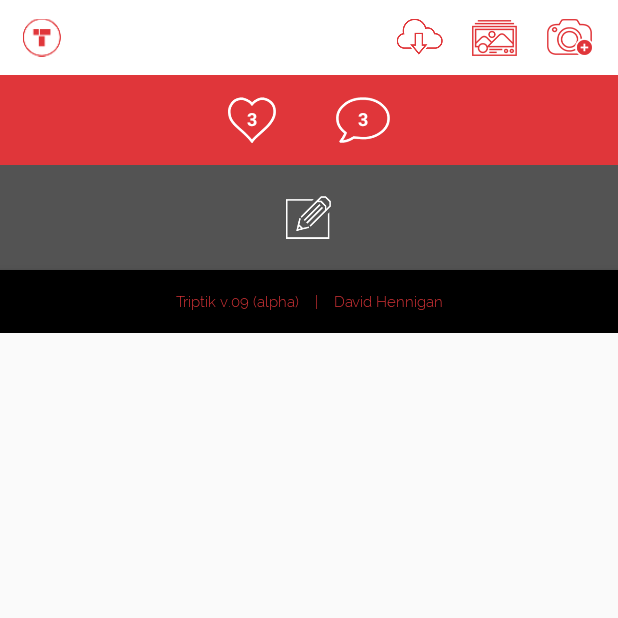
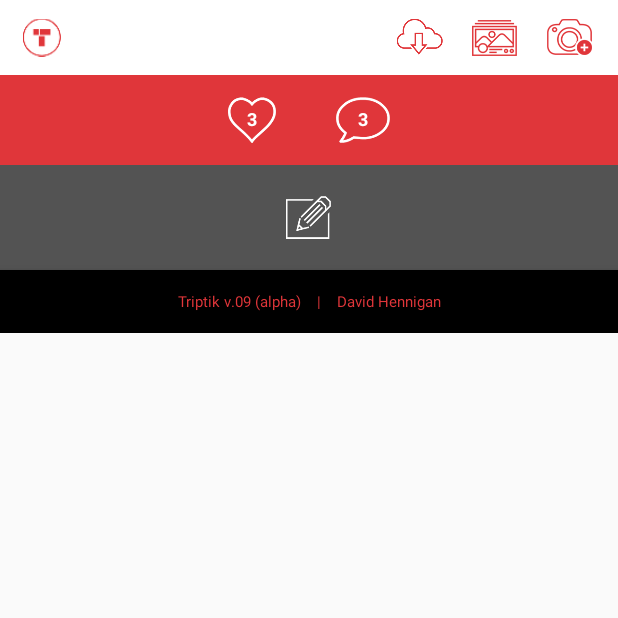
Before and after one commit to dhenniga/triptik, an Android app: the TriptikViewer screen opened directly, with no data from a screen before it, on a phone screen of 412 x 824 dp, the top half of it. Run offline under Robolectric (Android 15) with nearby library versions, the phone set to English and light mode, and no system bars; our stand-ins replace Picasso, Volley; pictures from the network do not load; 1 statement that could not run was skipped.

```diff
--- a/app/src/main/java/com/triptik/dev/triptik/TriptikViewer.java
+++ b/app/src/main/java/com/triptik/dev/triptik/TriptikViewer.java
@@ -64,8 +64,6 @@
     private SQLiteHandler db;
     private SessionManager session;
 
-    private Typeface RalewayLight;
-
     private TextView tvCommentUser, tvCommentDateTime, tvCommentTotal, tvLikesTotal;
 
     private List<CommentValue> commentList;
@@ -91,7 +89,6 @@
         float dpHeight = displayMetrics.heightPixels;
         float dpWidth = displayMetrics.widthPixels;
 
-        RalewayLight = Typeface.createFromAsset(getAssets(), "fonts/Raleway-Light.ttf");
 
         ivTriptikViewer = (ImageView) findViewById(R.id.ivTriptikViewer);
         btnNewTriptik = (ImageButton) findViewById(R.id.btnNewTriptik);
@@ -102,7 +99,6 @@
         rlTriptikBaseline = (RelativeLayout) findViewById(R.id.rlTriptikBaseline);
 
         tbtnAddComment = (ToggleButton) findViewById(R.id.tbtnAddComment);
-        tbtnAddComment.setTypeface(RalewayLight);
 
         svComments = (ScrollView) findViewById(R.id.svComments);
 
@@ -148,9 +144,6 @@
         }
 
         TextView tvTriptikBaseLine = (TextView) findViewById(R.id.tvTriptikBaseLine);
-        tvTriptikBaseLine.setTypeface(RalewayLight);
-
-
 
         btnNewTriptik.setOnClickListener(new View.OnClickListener() {
             @Override
--- a/app/src/main/java/com/triptik/dev/triptik/comment/CommentAdapter.java
+++ b/app/src/main/java/com/triptik/dev/triptik/comment/CommentAdapter.java
@@ -94,7 +94,7 @@
         holder.tvCommentDateTime.setText(currentComment.getCreation_date() + "  |  " + currentComment.getCreation_time().substring(0,5));
 
         String profile_image = "http://www.fluidmotion.ie/TEST_LAB/triptik_PHP/users/" + currentComment.getUserID() + "/pic.webp";
-        Picasso.with(mContext).load(profile_image).resize(150,150).centerCrop().into(holder.ivCommentThumbnail);
+        Picasso.with(mContext).load(profile_image).resize(130,130).centerCrop().into(holder.ivCommentThumbnail);
     }
 
     public void updateData(List<CommentValue> items) {
@@ -120,6 +120,7 @@
         public ViewHolder(View itemView) {
             super(itemView);
             tvCommentText = (TextView) itemView.findViewById(R.id.tvCommentText);
+//            tvCommentText.setTypeface(Typeface.createFromAsset(context.getAssets(), "hv.ttf"));
             tvCommentUser = (TextView) itemView.findViewById(R.id.tvCommentUser);
             swipeLayout = (SwipeLayout) itemView.findViewById(R.id.slCommentSwipeContainer);
             tvCommentDateTime = (TextView) itemView.findViewById(R.id.tvCommentDateTime);
--- a/app/src/main/res/layout/item_comment.xml
+++ b/app/src/main/res/layout/item_comment.xml
@@ -5,6 +5,8 @@
     xmlns:tools="http://schemas.android.com/tools"
     android:id="@+id/slCommentSwipeContainer"
     android:layout_width="match_parent"
+    android:background="#f8f8f8"
+    android:paddingBottom="1dp"
     android:layout_height="wrap_content">
 
     <LinearLayout
```
